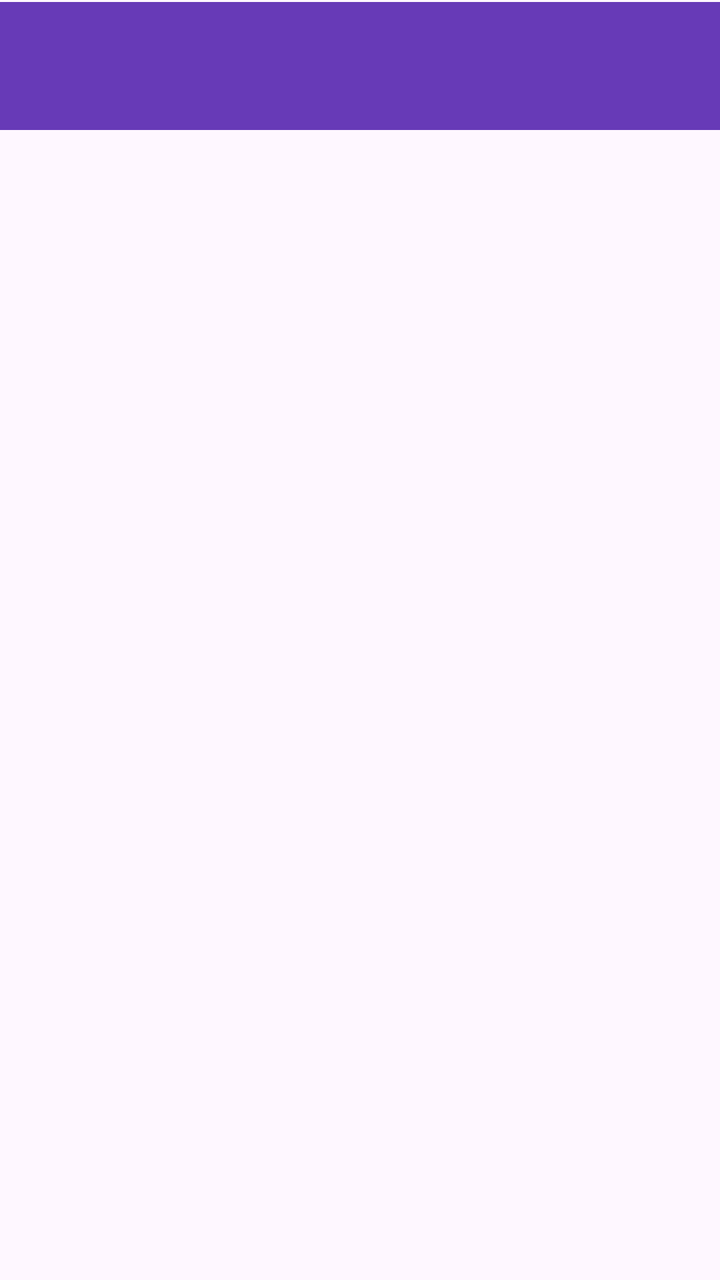
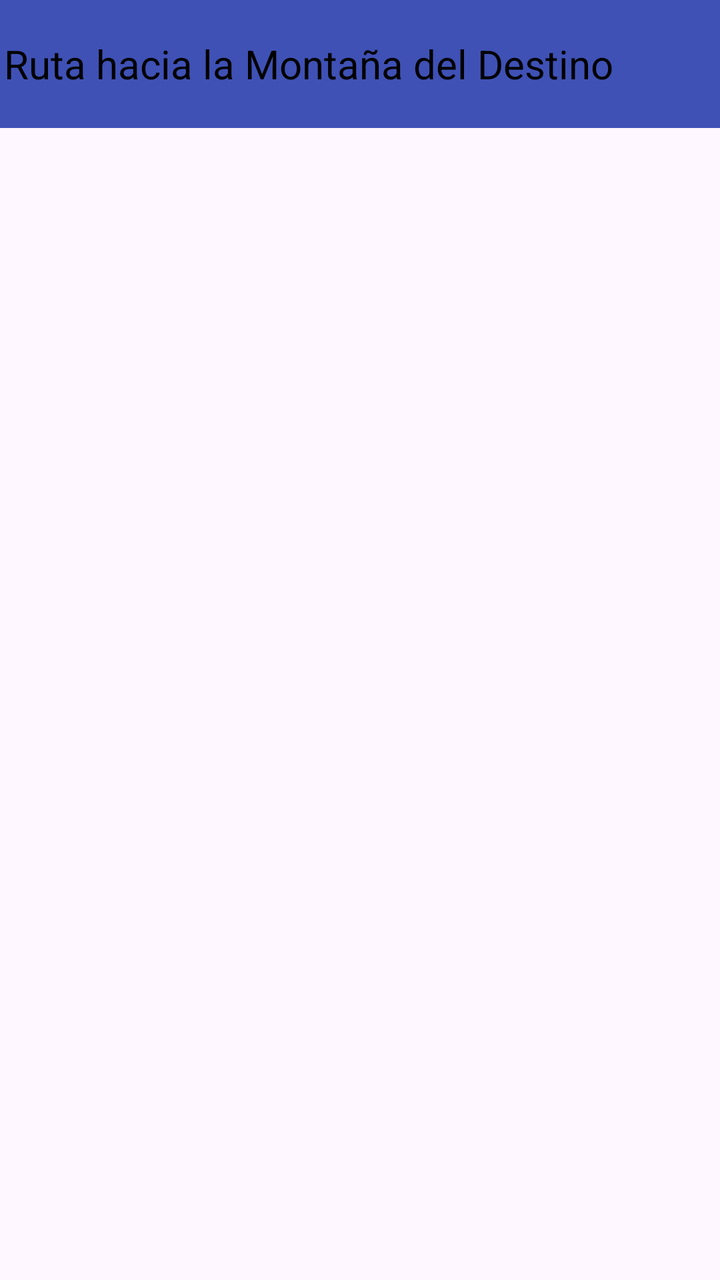

The first picture is an Android layout as it rendered before a commit; the second is the same layout after the commit. The layout source and the unified diff follow.
<!-- AndroidManifest.xml: application theme Theme.LaboratorioT5 -->
<!-- res/layout/activity_main.xml -->
<?xml version="1.0" encoding="utf-8"?>
<androidx.constraintlayout.widget.ConstraintLayout xmlns:android="http://schemas.android.com/apk/res/android"
    xmlns:app="http://schemas.android.com/apk/res-auto"
    xmlns:tools="http://schemas.android.com/tools"
    android:id="@+id/main"
    android:layout_width="match_parent"
    android:layout_height="match_parent"
    tools:context=".MainActivity">

    <ListView
        android:id="@+id/ListView"
        android:layout_width="412dp"
        android:layout_height="660dp"
        android:layout_marginBottom="4dp"
        app:layout_constraintBottom_toBottomOf="parent"
        app:layout_constraintEnd_toEndOf="parent"
        app:layout_constraintHorizontal_bias="1.0"
        app:layout_constraintStart_toStartOf="parent" />

    <androidx.appcompat.widget.Toolbar
        android:id="@+id/toolbar"
        android:layout_width="409dp"
        android:layout_height="wrap_content"
        android:layout_marginStart="1dp"
        android:layout_marginTop="1dp"
        android:layout_marginEnd="1dp"
        android:background="#673AB7"
        android:minHeight="?attr/actionBarSize"
        android:theme="?attr/actionBarTheme"
        app:layout_constraintEnd_toEndOf="parent"
        app:layout_constraintStart_toStartOf="parent"
        app:layout_constraintTop_toTopOf="parent" />
</androidx.constraintlayout.widget.ConstraintLayout>
<!-- resources referenced by this layout -->
<resources>
  <style name="Theme.LaboratorioT5" parent="Base.Theme.LaboratorioT5" />
  <style name="Base.Theme.LaboratorioT5" parent="Theme.Material3.DayNight.NoActionBar">
          
          
      </style>
</resources>

<!-- the commit's change to res/layout/activity_main.xml (unified diff, before → after) -->
@@ -17,17 +17,31 @@
         app:layout_constraintHorizontal_bias="1.0"
         app:layout_constraintStart_toStartOf="parent" />
 
+    <TextView
+        android:id="@+id/textView2"
+        android:layout_width="412dp"
+        android:layout_height="64dp"
+        android:background="#3F51B5"
+        android:gravity="center"
+        android:text="Ruta hacia la Montaña del Destino"
+        android:textColor="#000000"
+        android:textSize="20sp"
+        app:layout_constraintEnd_toEndOf="parent"
+        app:layout_constraintTop_toTopOf="parent" />
+
     <androidx.appcompat.widget.Toolbar
         android:id="@+id/toolbar"
-        android:layout_width="409dp"
-        android:layout_height="wrap_content"
-        android:layout_marginStart="1dp"
+        android:layout_width="22dp"
+        android:layout_height="64dp"
         android:layout_marginTop="1dp"
-        android:layout_marginEnd="1dp"
-        android:background="#673AB7"
+        android:layout_marginEnd="10dp"
+        android:background="#00673AB7"
         android:minHeight="?attr/actionBarSize"
         android:theme="?attr/actionBarTheme"
         app:layout_constraintEnd_toEndOf="parent"
-        app:layout_constraintStart_toStartOf="parent"
         app:layout_constraintTop_toTopOf="parent" />
+
+
+
+
 </androidx.constraintlayout.widget.ConstraintLayout>
